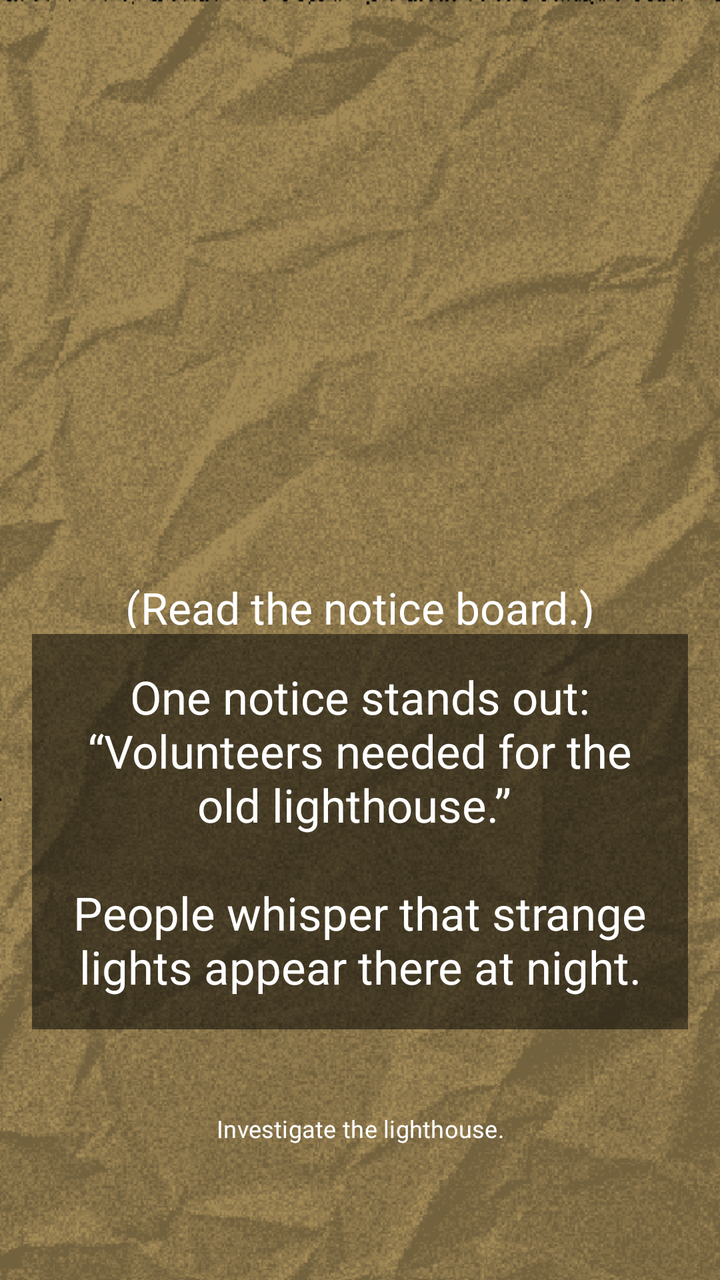
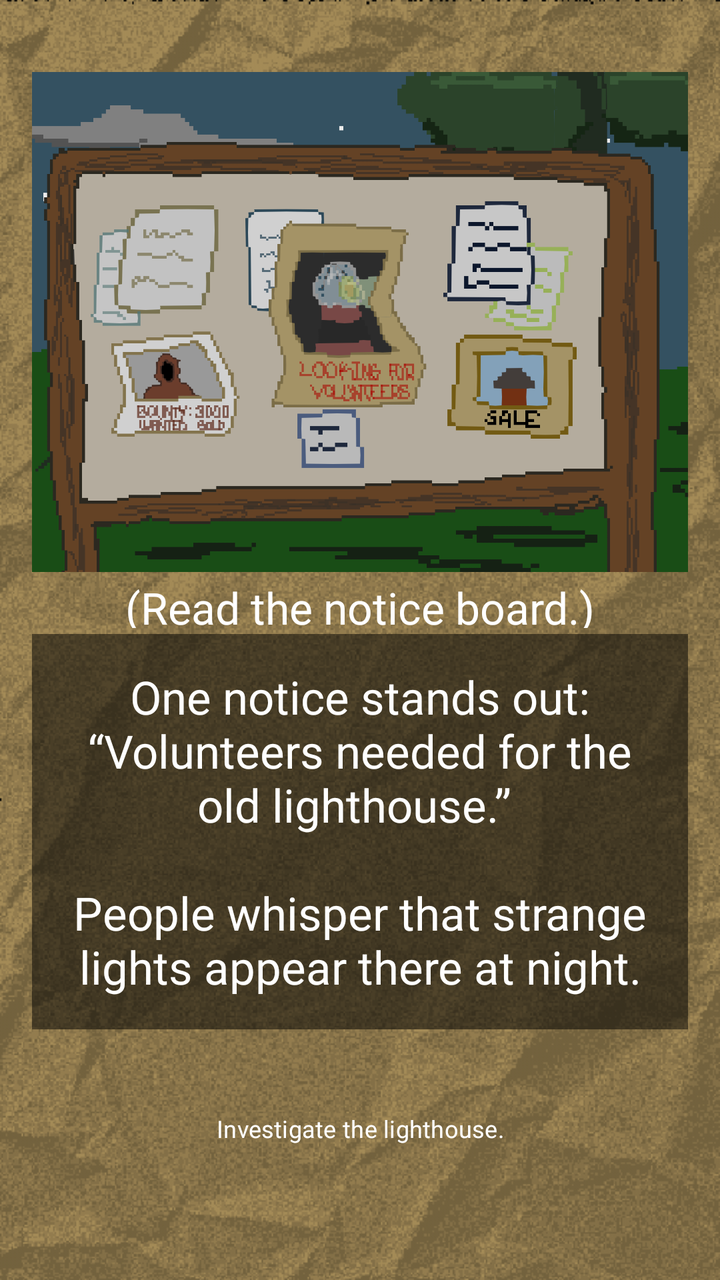

Two renders of the same Android screen: before a commit and after it. Below are the layout's source before the change and the commit's diff.
<!-- AndroidManifest.xml: application theme Theme.ChoiceQuest -->
<!-- res/layout/activity_page2_1_2_3.xml -->
<?xml version="1.0" encoding="utf-8"?>
<LinearLayout xmlns:android="http://schemas.android.com/apk/res/android"
    xmlns:app="http://schemas.android.com/apk/res-auto"
    xmlns:tools="http://schemas.android.com/tools"
    android:id="@+id/page2_1_2_3"
    android:layout_width="match_parent"
    android:layout_height="match_parent"
    android:background="@drawable/papertexture_"
    android:backgroundTint="#f8e7c2"
    android:backgroundTintMode="multiply"
    android:gravity="center"
    android:orientation="vertical"
    android:padding="16dp"
    tools:context=".Page2_1_2_3">

    <View
        android:layout_width="match_parent"
        android:layout_height="0dp"
        android:layout_weight="1"/>

    <ImageView
        android:id="@+id/imageView"
        android:layout_width="412dp"
        android:layout_height="250dp" />

    <View
        android:layout_width="match_parent"
        android:layout_height="1dp"
        android:layout_weight="0.1" />

    <TextView
        android:layout_width="match_parent"
        android:layout_height="25dp"
        android:gravity="center"
        android:fontFamily="@font/pixelspace"
        android:textSize="22sp"
        android:text="(Read the notice board.)"
        android:textColor="@color/white"/>

    <View
        android:layout_width="match_parent"
        android:layout_height="1dp"
        android:layout_weight="0.1"/>

    <TextView
        android:layout_width="match_parent"
        android:layout_height="wrap_content"
        android:id="@+id/tv_page2_1_2_3"
        android:fontFamily="@font/pixelgame_font"
        android:gravity="center"
        android:padding="16dp"
        android:background="#80000000"
        android:text="One notice stands out:\n“Volunteers needed for the old lighthouse.” \n\nPeople whisper that strange lights appear there at night."
        android:textColor="@color/white"
        android:textSize="23sp"
        android:layout_marginBottom="16dp"/>
    <View
        android:layout_width="match_parent"
        android:layout_height="1dp"
        android:layout_weight="0.5"/>
    <Button
        android:id="@+id/btnStayHelp"
        android:layout_width="410dp"
        android:layout_height="45dp"
        android:text="Investigate the lighthouse."
        android:background="@android:color/transparent"
        android:fontFamily="@font/quest_font"
        android:textSize="12sp"
        android:layout_marginBottom="16dp"
        android:onClick="page2_1_2_3_1"/>

    <View
        android:layout_width="match_parent"
        android:layout_height="1dp"
        android:layout_weight="1"/>

</LinearLayout>
<!-- resources referenced by this layout -->
<resources>
  <color name="white">#FFFFFF</color>
  <!-- drawable papertexture_: png bitmap (drawable, 156948 bytes) -->
  <style name="Theme.ChoiceQuest" parent="Base.Theme.ChoiceQuest" />
  <style name="Base.Theme.ChoiceQuest" parent="Theme.Material3.DayNight.NoActionBar">
          
          
      </style>
</resources>

<!-- the commit's change to res/layout/activity_page2_1_2_3.xml (unified diff, before → after) -->
@@ -21,7 +21,8 @@
     <ImageView
         android:id="@+id/imageView"
         android:layout_width="412dp"
-        android:layout_height="250dp" />
+        android:layout_height="250dp"
+        android:src="@drawable/page2_1_2_3"/>
 
     <View
         android:layout_width="match_parent"
<!-- resource entries referenced after the edit -->
@@ -1,6 +1,7 @@
 <!-- resources referenced by this layout -->
 <resources>
   <color name="white">#FFFFFF</color>
+  <!-- drawable page2_1_2_3: png bitmap (drawable, 56037 bytes) -->
   <!-- drawable papertexture_: png bitmap (drawable, 156948 bytes) -->
   <style name="Theme.ChoiceQuest" parent="Base.Theme.ChoiceQuest" />
   <style name="Base.Theme.ChoiceQuest" parent="Theme.Material3.DayNight.NoActionBar">
